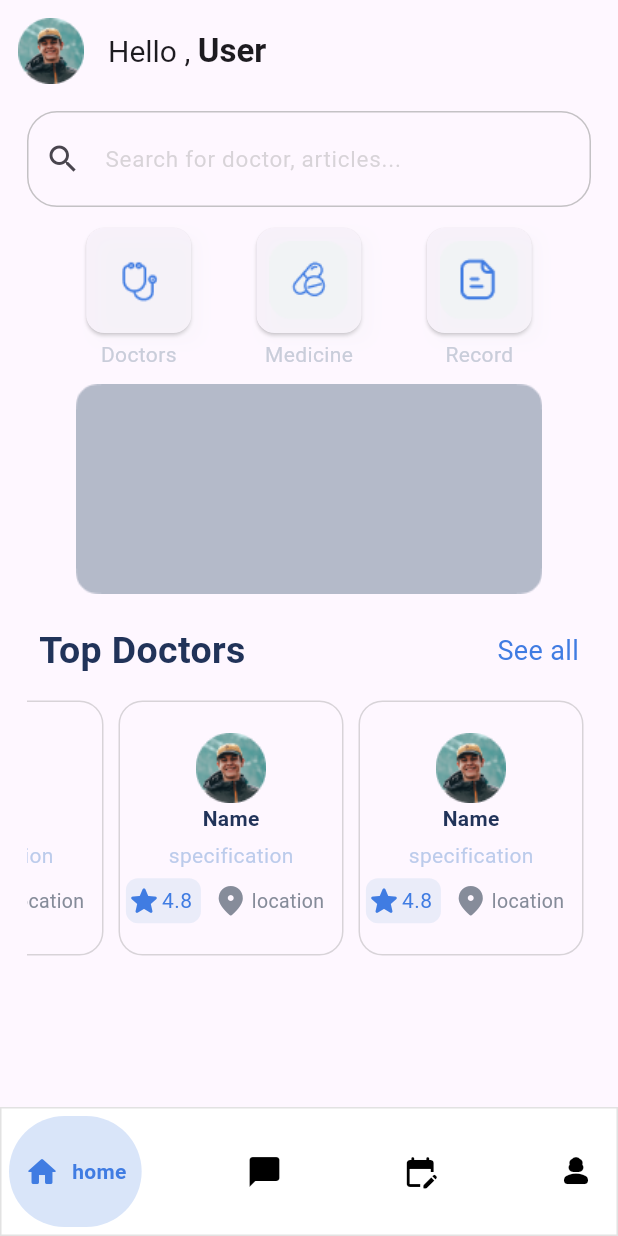
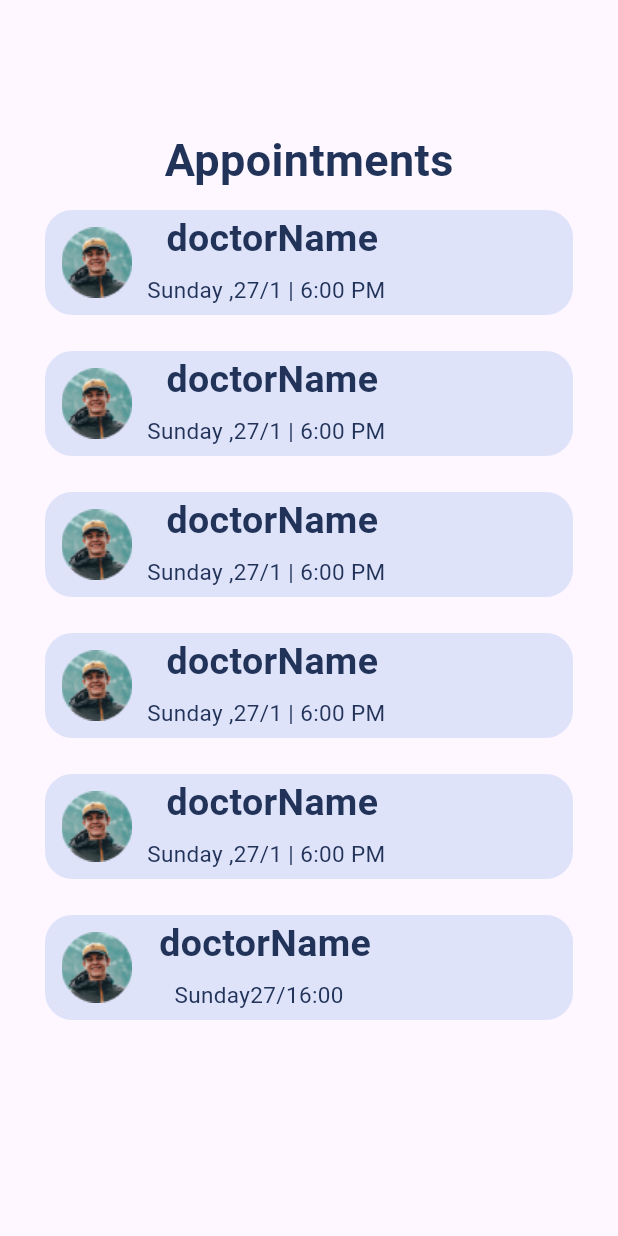
Before and after one commit to Med-EG/Flutter, a Flutter app: the screen it shows after launch, on a phone screen of 412 x 824 dp. Run offline on Flutter 3.47's test engine with Material 3 defaults, Android fonts, the phone set to English and light mode, and no system bars; drawn by our look-alikes of google_nav_bar; our stand-ins replace flutter_svg.

Commit message:
Finishing Appoinmts screens

```diff
--- /dev/null
+++ b/lib/customWidgets/AppointmentsListView.dart
@@ -0,0 +1,58 @@
+import 'package:flutter/material.dart';
+import 'package:med_eg/customWidgets/customAppointmentCard.dart';
+import 'package:med_eg/models/appointmentModel.dart';
+
+class AppointmentListView extends StatelessWidget {
+  const AppointmentListView({super.key});
+  final List<AppointmentModel> Appointments = const [
+    AppointmentModel(
+        day: 'Sunday ,',
+        doctorName: 'doctorName',
+        doctorImage: 'assets/images/PNG/UserPhoto.png',
+        date: '27/1 | ',
+        time: '6:00 PM'),
+     AppointmentModel(
+        day: 'Sunday ,',
+        doctorName: 'doctorName',
+        doctorImage: 'assets/images/PNG/UserPhoto.png',
+        date: '27/1 | ',
+        time: '6:00 PM'),
+     AppointmentModel(
+        day: 'Sunday ,',
+        doctorName: 'doctorName',
+        doctorImage: 'assets/images/PNG/UserPhoto.png',
+        date: '27/1 | ',
+        time: '6:00 PM'),
+    AppointmentModel(
+        day: 'Sunday ,',
+        doctorName: 'doctorName',
+        doctorImage: 'assets/images/PNG/UserPhoto.png',
+        date: '27/1 | ',
+        time: '6:00 PM'),
+     AppointmentModel(
+        day: 'Sunday ,',
+        doctorName: 'doctorName',
+        doctorImage: 'assets/images/PNG/UserPhoto.png',
+        date: '27/1 | ',
+        time: '6:00 PM'),
+    AppointmentModel(
+        day: 'Sunday',
+        doctorName: 'doctorName',
+        doctorImage: 'assets/images/PNG/UserPhoto.png',
+        date: '27/1',
+        time: '6:00'),
+  ];
+
+  @override
+  Widget build(BuildContext context) {
+    return Expanded(
+      child: ListView.builder(
+          shrinkWrap: true,
+          itemCount: Appointments.length,
+          physics: const BouncingScrollPhysics(),
+          itemBuilder: ((context, index) {
+            return AppointmentCard(appointment: Appointments[index]);
+          })),
+    );
+  }
+}
--- a/lib/customWidgets/DoctorCardListView.dart
+++ b/lib/customWidgets/DoctorCardListView.dart
@@ -1,5 +1,5 @@
 import 'package:flutter/material.dart';
-import 'package:med_eg/customWidgets/customDoctorCard.dart';
+import 'package:med_eg/customWidgets/customDoctorinfoCard.dart';
 import 'package:med_eg/models/doctorInfoModel.dart';
 
 class DoctorCardListView extends StatelessWidget {
@@ -20,10 +20,9 @@ class DoctorCardListView extends StatelessWidget {
       child: ListView.builder(
           scrollDirection: Axis.horizontal,
           itemCount: Doctors.length,
-          reverse: true,
           physics:const BouncingScrollPhysics(),
           itemBuilder: (context, index) {
-            return DoctorCard(doctor: Doctors[index]);
+            return DoctorInfoCard(doctor: Doctors[index]);
           }),
     );
   }
--- /dev/null
+++ b/lib/customWidgets/customAppointmentCard.dart
@@ -0,0 +1,68 @@
+import 'package:flutter/material.dart';
+import 'package:med_eg/constants/colors.dart';
+import 'package:med_eg/models/appointmentModel.dart';
+
+class AppointmentCard extends StatelessWidget {
+  const AppointmentCard({super.key, required this.appointment});
+
+  final AppointmentModel appointment;
+
+  @override
+  Widget build(BuildContext context) {
+    return Padding(
+      padding: const EdgeInsets.symmetric(vertical: 12, horizontal: 30),
+      child: Container(
+        decoration: BoxDecoration(
+            color:const Color(kPrimaryColor).withOpacity(0.16),
+            borderRadius: BorderRadius.circular(18),
+            border: Border.all(color: Colors.transparent)),
+        height: 70,
+        child: Row(
+          children: [
+            Padding(
+              padding: const EdgeInsets.all(10),
+              child: Image.asset(
+                appointment.doctorImage,
+              ),
+            ),
+            Column(
+              children: [
+                Padding(
+                  padding: const EdgeInsets.only(left: 8),
+                  child: Text(
+                    appointment.doctorName,
+                    style: const TextStyle(
+                        color: Color(kTextColor),
+                        fontSize: 25,
+                        fontWeight: FontWeight.bold),
+                  ),
+                ),
+                Expanded(
+                  child: Row(
+                    children: [
+                      Text(
+                        appointment.day,
+                        style: const TextStyle(
+                            color: Color(kTextColor), fontSize: 15),
+                      ),
+                      Text(
+                        appointment.date,
+                        style: const TextStyle(
+                            color: Color(kTextColor), fontSize: 15),
+                      ),
+                      Text(
+                        appointment.time,
+                        style: const TextStyle(
+                            color: Color(kTextColor), fontSize: 15),
+                      ),
+                    ],
+                  ),
+                )
+              ],
+            )
+          ],
+        ),
+      ),
+    );
+  }
+}
--- a/lib/customWidgets/customDoctorCard.dart
+++ b/lib/customWidgets/customDoctorinfoCard.dart
@@ -2,8 +2,8 @@ import 'package:flutter/material.dart';
 import 'package:med_eg/constants/colors.dart';
 import 'package:med_eg/models/doctorInfoModel.dart';
 
-class DoctorCard extends StatelessWidget {
-  const DoctorCard(
+class DoctorInfoCard extends StatelessWidget {
+  const DoctorInfoCard(
       {super.key, required this.doctor,
       });
       final DoctorModel doctor;
--- a/lib/main.dart
+++ b/lib/main.dart
@@ -1,5 +1,7 @@
 import 'package:flutter/material.dart';
 import 'package:med_eg/screens/HomeScreen.dart';
+import 'package:med_eg/screens/NoPatientAppointmentsScreen.dart';
+import 'package:med_eg/screens/ShowAppointmentPatient.dart';
 import 'package:med_eg/screens/signUp1.dart';
 import 'package:med_eg/screens/signUp2.dart';
 import 'package:med_eg/screens/signUp3.dart';
@@ -25,9 +27,10 @@ class MyApp extends StatelessWidget {
         '/signUp1':(context) => const SignUp1(),
         '/signUp2':(context) => const SignUp2(),
         '/signUp3':(context) => const SignUp3(),
+        'HomeScreen':(context)=>const HomeScreen()
       },
       debugShowCheckedModeBanner: false,
-      home: const HomeScreen(),
+      home: const ShowPatientAppointments(),
     );
   }
 }
--- /dev/null
+++ b/lib/models/appointmentModel.dart
@@ -0,0 +1,11 @@
+ class AppointmentModel
+{
+final String doctorName;
+final String doctorImage;
+final String day;
+final String date;
+final String time;
+
+  const AppointmentModel( {required this.day,required this.doctorName, required this.doctorImage, required this.date, required this.time});
+
+}
--- a/lib/screens/HomeScreen.dart
+++ b/lib/screens/HomeScreen.dart
@@ -24,6 +24,9 @@ class HomeScreen extends StatelessWidget {
             backgroundColor: Colors.white,
             activeColor:const Color(kPrimaryColor),
             gap: 8,
+            onTabChange: (value){
+
+            },
             tabs:const [
               GButton(
                 icon: Icons.home_rounded,
@@ -35,7 +38,7 @@ class HomeScreen extends StatelessWidget {
               ),
               GButton(
                 icon: Icons.edit_calendar_rounded,
-                text: 'Calendar',
+                text: 'Appointments',
               ),
               GButton(
                 icon: Icons.person_3_rounded,
--- /dev/null
+++ b/lib/screens/NoPatientAppointmentsScreen.dart
@@ -0,0 +1,47 @@
+import 'package:flutter/material.dart';
+import 'package:med_eg/constants/colors.dart';
+
+class NoPatientAppoointment extends StatelessWidget {
+  const NoPatientAppoointment({super.key});
+
+  @override
+  Widget build(BuildContext context) {
+    return Scaffold(
+      body: Center(
+        child: Padding(
+          padding: const EdgeInsets.all(16),
+          child: Column(
+            mainAxisAlignment: MainAxisAlignment.center,
+            children: [
+              const Spacer(
+                flex: 3,
+              ),
+              const Text(
+                'Appointments',
+                style: TextStyle(
+                    color: Color(kTextColor),
+                    fontSize: 30,
+                    fontWeight: FontWeight.bold),
+              ),
+              const Spacer(
+                flex: 2,
+              ),
+              Image.asset('assets/images/PNG/Paper Negative.png'),
+              const Spacer(
+                flex: 1,
+              ),
+              Text(
+                'No Appointments',
+                style: TextStyle(
+                    fontSize: 30, color: Colors.grey.withOpacity(0.4)),
+              ),
+              const Spacer(
+                flex: 5,
+              ),
+            ],
+          ),
+        ),
+      ),
+    );
+  }
+}
--- /dev/null
+++ b/lib/screens/ShowAppointmentPatient.dart
@@ -0,0 +1,31 @@
+import 'package:flutter/material.dart';
+import 'package:med_eg/constants/colors.dart';
+import 'package:med_eg/customWidgets/AppointmentsListView.dart';
+
+
+class ShowPatientAppointments extends StatelessWidget {
+  const ShowPatientAppointments({super.key});
+
+
+  @override
+  Widget build(BuildContext context) {
+    return const Scaffold(
+      body: Center(
+        child: Column(
+          children: [
+          SizedBox(height: 85,),
+             Text(
+                'Appointments',
+                style: TextStyle(
+                    color: Color(kTextColor),
+                    fontSize: 30,
+                    fontWeight: FontWeight.bold),),
+
+                AppointmentListView(),
+               SizedBox(height: 40,)
+          ],
+        ),
+      ),
+    );
+  }
+}
```
Also changed, not shown: assets/images/PNG/Paper Negative.png (added).
